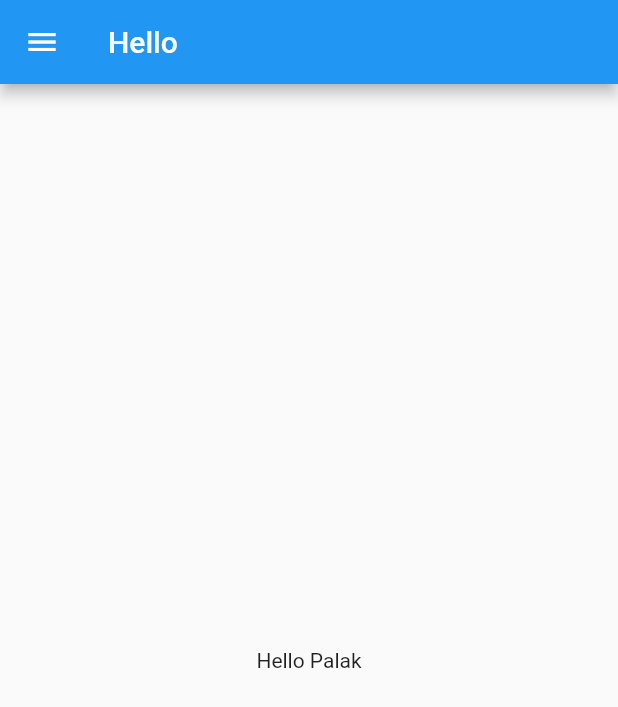
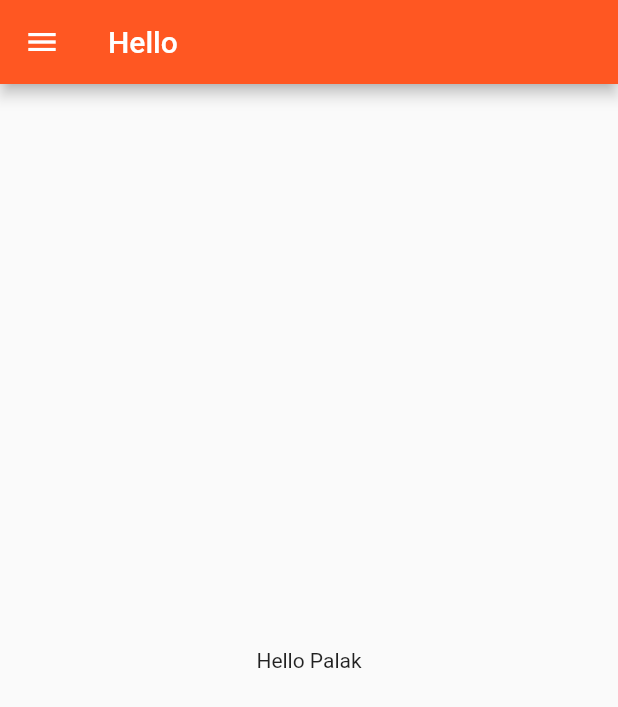
Before and after one commit to palak2665/Catalog_App, a Flutter app: the screen it shows after launch, on a phone screen of 412 x 824 dp. Shown: the top 707 px of the screen. Run offline on Flutter 3.47's test engine with Material 2 defaults, Android fonts, the phone set to English and light mode, and no system bars.

Commit message:
basic app

```diff
--- a/lib/main.dart
+++ b/lib/main.dart
@@ -1,5 +1,6 @@
 import 'package:flutter/material.dart';
-import 'home_page.dart';
+import 'package:flutter_application_1/screens/login_page.dart';
+import 'screens/home_page.dart';
 
 void main() {
   runApp(MyApp());
@@ -8,6 +9,13 @@ void main() {
 class MyApp extends StatelessWidget {
   @override
   Widget build(BuildContext context) {
-    return MaterialApp(home: HomePage());
+    return MaterialApp(
+      theme: ThemeData(primarySwatch: Colors.deepOrange),
+      initialRoute: "/home",
+      routes: {
+        "/": (context) => HomePage(),
+        "/login": (context) => LoginPage(),
+      },
+    );
   }
 }
--- a/lib/home_page.dart
+++ b/lib/screens/home_page.dart
@@ -2,8 +2,6 @@ import 'package:flutter/material.dart';
 
 class HomePage extends StatelessWidget {
   final String name = "Palak";
-
-  const HomePage({super.key});
 
   @override
   Widget build(BuildContext context) {
```
Also changed, not shown: lib/screens/login_page.dart (added, +17 -0 lines).
